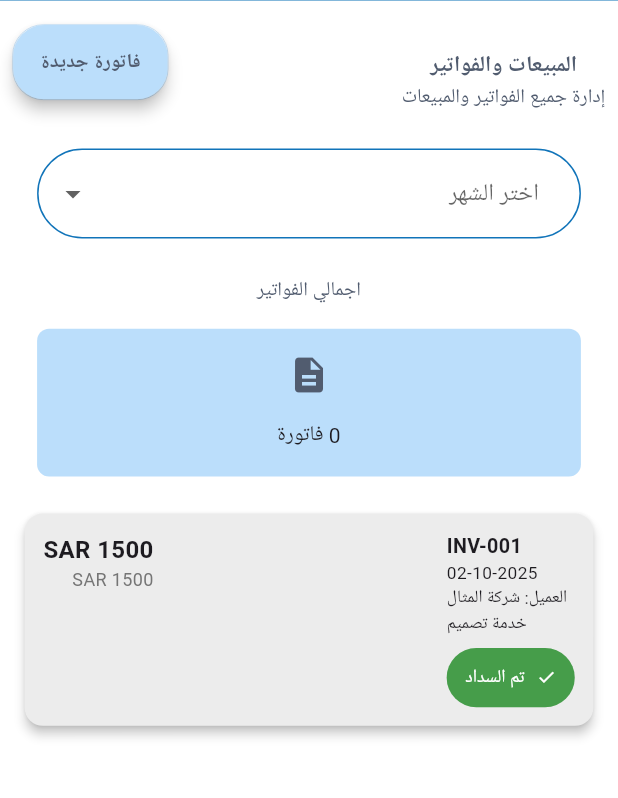
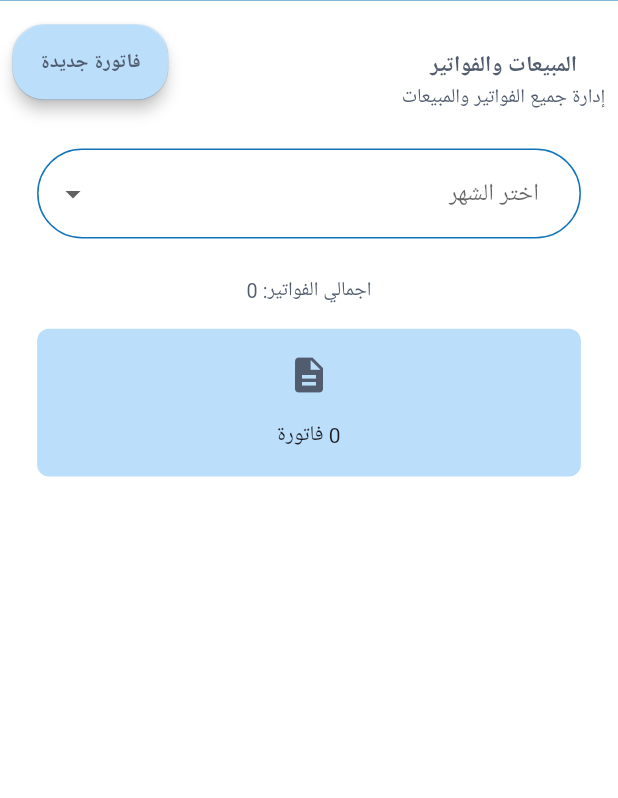
Before and after one commit to LamiaAlariqi/Finance, a Flutter app: the Sales screen opened by its route, on a phone screen of 412 x 824 dp, the part 86-884 px from its top. Run offline on Flutter 3.47's test engine with Material 3 defaults, Android fonts, the phone set to English and light mode, and no system bars; our stand-ins replace bloc, cloud_firestore, equatable, firebase_auth, firebase_core, fl_chart and 5 more; accounts and stored records are empty.

Commit message:
fininshing invoice screen

```diff
--- /dev/null
+++ b/lib/data/models/invoice_data.dart
@@ -0,0 +1,17 @@
+class InvoiceData {
+  final String invoiceNumber;
+  final String date;
+  final String clientName;
+  final String currency;
+  final String amount;
+  final String productNumber;
+
+  InvoiceData({
+    required this.invoiceNumber,
+    required this.date,
+    required this.clientName,
+    required this.currency,
+    required this.amount,
+    required this.productNumber,
+  });
+}
--- a/lib/views/screens/bodies/receipts_Body.dart
+++ b/lib/views/screens/bodies/receipts_Body.dart
@@ -77,7 +77,7 @@ class ReceiptsBody extends StatelessWidget {
           clientName: "مؤسسة التجربة",
           currency: "SAR",
           amount: "2500",
-          service: "دفعة أولى",
+          productnumber: "دفعة أولى",
         ),
       ],
     );
--- a/lib/views/screens/bodies/sales_Body.dart
+++ b/lib/views/screens/bodies/sales_Body.dart
@@ -1,3 +1,5 @@
+import 'package:finance/data/models/invoice_data.dart';
+import 'package:finance/data/services/invoice_service.dart';
 import 'package:finance/res/color_app.dart';
 import 'package:finance/res/sizes.dart';
 import 'package:finance/views/widget/custom/customButton.dart';
@@ -15,7 +17,7 @@ class SalesBody extends StatefulWidget {
 }
 
 class _SalesBodyState extends State<SalesBody> {
-  String? _selectedMonth; // متغير لتخزين الشهر المحدد
+  String? _selectedMonth;
   List<String> months = [
     "يناير",
     "فبراير",
@@ -46,6 +48,9 @@ class _SalesBodyState extends State<SalesBody> {
     "نوفمبر": "November",
     "ديسمبر": "December"
   };
+
+  int _totalInvoices = 0;
+  List<InvoiceData> _invoices = [];
 
   @override
   Widget build(BuildContext context) {
@@ -103,7 +108,6 @@ class _SalesBodyState extends State<SalesBody> {
             value: _selectedMonth,
             items: months.map((String month) {
               return DropdownMenuItem<String>(
-
                 value: month,
                 child: Text(month),
               );
@@ -115,9 +119,7 @@ class _SalesBodyState extends State<SalesBody> {
 
               String? englishMonth = monthMap[newValue];
               if (englishMonth != null) {
-                // هنا يمكنك إضافة كود لتحميل الفواتير وفقًا للشهر المحدد
-                // مثال:
-                // fetchInvoicesForMonth(englishMonth);
+                fetchInvoices(englishMonth); // استدعاء الدالة لجلب الفواتير
               }
             },
             decoration: InputDecoration(
@@ -125,14 +127,14 @@ class _SalesBodyState extends State<SalesBody> {
               filled: true,
               fillColor: Colors.white,
             ),
-             dropdownColor: MyColors.Cardcolor,
+            dropdownColor: MyColors.Cardcolor,
           ),
         ),
 
         SizedBox(height: hScreen * 0.03),
 
         CustomText(
-          text: "اجمالي الفواتير",
+          text: "اجمالي الفواتير: $_totalInvoices",
           fontSize: fSize * 0.8,
           fontWeight: FontWeight.normal,
           color: MyColors.appTextColorPrimary,
@@ -143,19 +145,28 @@ class _SalesBodyState extends State<SalesBody> {
             color: Colors.blue[100],
             icon: Icons.description,
             label: 'فاتورة',
-            value: '0',
+            value: _totalInvoices.toString(),
           ),
         ),
 
-        InvoiceCard(
-          invoiceNumber: "INV-001",
-          date: "02-10-2025",
-          clientName: "شركة المثال",
-          currency: "SAR",
-          amount: "1500",
-          service: "خدمة تصميم",
-        ),
+        // عرض الفواتير بناءً على الشهر المحدد
+        ..._invoices.map((invoice) => InvoiceCard(
+          invoiceNumber: invoice.invoiceNumber,
+          date: invoice.date,
+          clientName: invoice.clientName,
+          currency: invoice.currency,
+          amount: invoice.amount,
+          productnumber: invoice.productNumber,
+        )).toList(),
       ],
     );
   }
+
+  Future<void> fetchInvoices(String month) async {
+    InvoiceService invoiceService = InvoiceService();
+    _invoices = await invoiceService.fetchInvoicesForMonth(month, 2025);
+    setState(() {
+      _totalInvoices = _invoices.length;
+    });
+  }
 }
--- a/lib/views/widget/invoiceCard.dart
+++ b/lib/views/widget/invoiceCard.dart
@@ -8,7 +8,7 @@ class InvoiceCard extends StatelessWidget {
   final String clientName;
   final String currency;
   final String amount;
-  final String service;
+  final String productnumber;
   final void Function()? onPressed;
 
   const InvoiceCard({
@@ -18,7 +18,7 @@ class InvoiceCard extends StatelessWidget {
     required this.clientName,
     required this.currency,
     required this.amount,
-    required this.service,
+    required this.productnumber,
     this.onPressed,
   });
 
@@ -54,7 +54,7 @@ class InvoiceCard extends StatelessWidget {
                     "العميل: $clientName",
                     style: TextStyle(fontSize: fSize * 0.7),
                   ),
-                  Text(service, style: TextStyle(fontSize: fSize * 0.7)),
+                  Text(productnumber, style: TextStyle(fontSize: fSize * 0.7)),
                   SizedBox(height: hScreen * 0.01),
                   Container(
                     height: hScreen * 0.048,
```
Also changed, not shown: lib/data/services/invoice_service.dart (added, +40 -0 lines).
